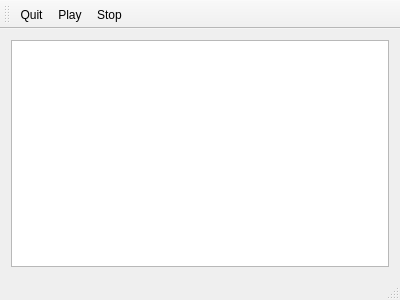
Old version of the form MainWindow.ui in the repository ipr/qModPlay.
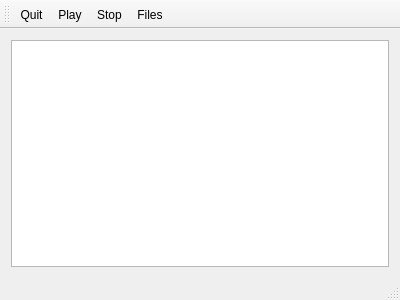
New version of the form.

```diff
--- a/MainWindow.ui
+++ b/MainWindow.ui
@@ -44,6 +44,7 @@
    <addaction name="actionQuit"/>
    <addaction name="actionPlay"/>
    <addaction name="actionStop"/>
+   <addaction name="actionFiles"/>
   </widget>
   <widget class="QStatusBar" name="statusBar"/>
   <action name="actionQuit">
@@ -64,6 +65,11 @@
     <string>Stop</string>
    </property>
   </action>
+  <action name="actionFiles">
+   <property name="text">
+    <string>Files</string>
+   </property>
+  </action>
  </widget>
  <layoutdefault spacing="6" margin="11"/>
  <resources/>
```
